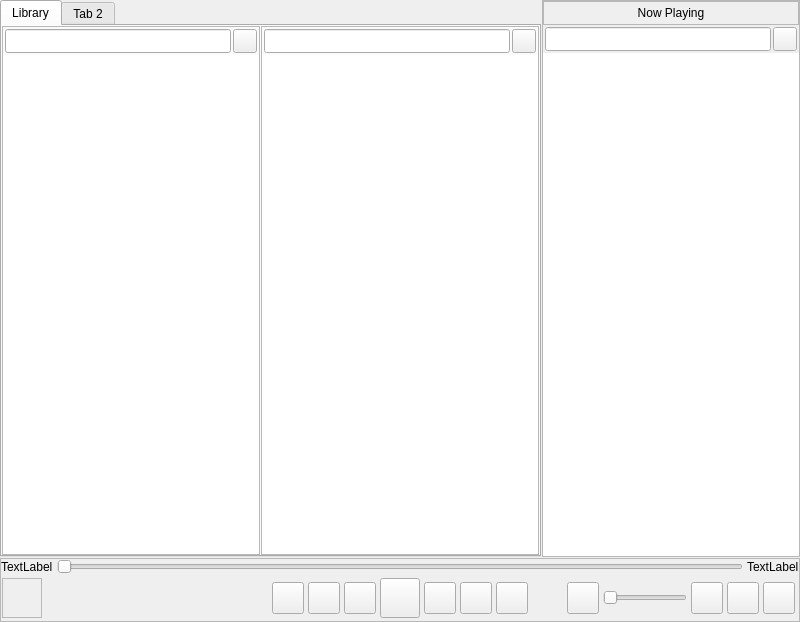
First picture: the form in apollo/gui/mainwindow_apollo.ui, repository OmmarShaikh01/Apollo, before the edit.
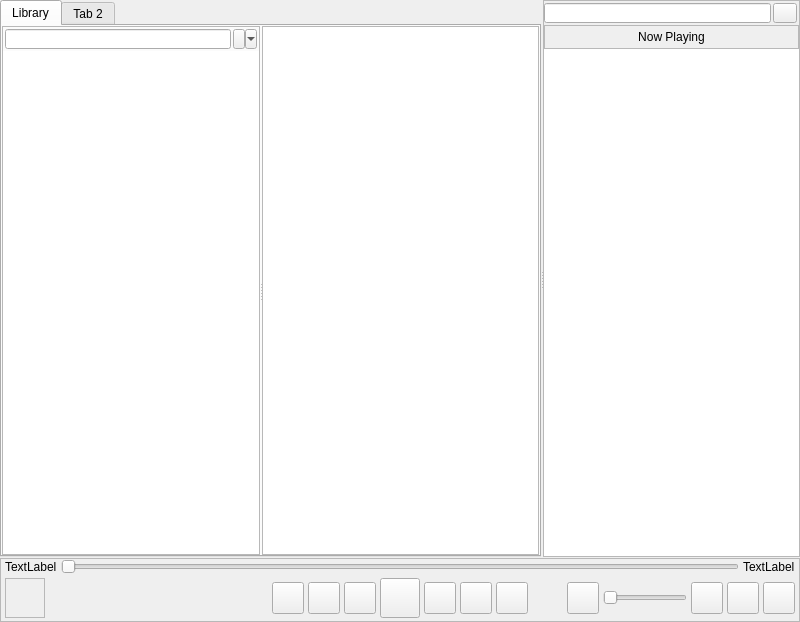
Second picture: the form after the edit.

```diff
--- a/apollo/gui/mainwindow_apollo.ui
+++ b/apollo/gui/mainwindow_apollo.ui
@@ -49,7 +49,7 @@
         <enum>Qt::Horizontal</enum>
        </property>
        <property name="handleWidth">
-        <number>1</number>
+        <number>2</number>
        </property>
        <widget class="QTabWidget" name="SubW_TABWG_MainTab">
         <property name="sizePolicy">
@@ -93,7 +93,7 @@
              <enum>Qt::Horizontal</enum>
             </property>
             <property name="handleWidth">
-             <number>1</number>
+             <number>2</number>
             </property>
             <widget class="QFrame" name="LBT_FR_grouping">
              <property name="frameShape">
@@ -122,86 +122,6 @@
                <number>0</number>
               </property>
               <item row="1" column="0">
-               <widget class="QFrame" name="LBT_FR_groupsearch">
-                <property name="minimumSize">
-                 <size>
-                  <width>0</width>
-                  <height>24</height>
-                 </size>
-                </property>
-                <property name="maximumSize">
-                 <size>
-                  <width>16777215</width>
-                  <height>16777215</height>
-                 </size>
-                </property>
-                <layout class="QHBoxLayout" name="horizontalLayout_3">
-                 <property name="spacing">
-                  <number>2</number>
-                 </property>
-                 <property name="leftMargin">
-                  <number>2</number>
-                 </property>
-                 <property name="topMargin">
-                  <number>2</number>
-                 </property>
-                 <property name="rightMargin">
-                  <number>2</number>
-                 </property>
-                 <property name="bottomMargin">
-                  <number>2</number>
-                 </property>
-                 <item>
-                  <widget class="QLineEdit" name="LBT_LEDT_groupsearch">
-                   <property name="sizePolicy">
-                    <sizepolicy hsizetype="Expanding" vsizetype="Preferred">
-                     <horstretch>0</horstretch>
-                     <verstretch>0</verstretch>
-                    </sizepolicy>
-                   </property>
-                   <property name="minimumSize">
-                    <size>
-                     <width>0</width>
-                     <height>24</height>
-                    </size>
-                   </property>
-                   <property name="maximumSize">
-                    <size>
-                     <width>16777215</width>
-                     <height>24</height>
-                    </size>
-                   </property>
-                  </widget>
-                 </item>
-                 <item>
-                  <widget class="QPushButton" name="LBT_PSB_groupsearch">
-                   <property name="sizePolicy">
-                    <sizepolicy hsizetype="Fixed" vsizetype="Preferred">
-                     <horstretch>0</horstretch>
-                     <verstretch>0</verstretch>
-                    </sizepolicy>
-                   </property>
-                   <property name="minimumSize">
-                    <size>
-                     <width>24</width>
-                     <height>24</height>
-                    </size>
-                   </property>
-                   <property name="maximumSize">
-                    <size>
-                     <width>24</width>
-                     <height>24</height>
-                    </size>
-                   </property>
-                   <property name="text">
-                    <string/>
-                   </property>
-                  </widget>
-                 </item>
-                </layout>
-               </widget>
-              </item>
-              <item row="2" column="0">
                <widget class="QListView" name="LBT_LSV_grouping">
                 <property name="sizePolicy">
                  <sizepolicy hsizetype="Expanding" vsizetype="Expanding">
@@ -214,6 +134,92 @@
                 </property>
                </widget>
               </item>
+              <item row="0" column="0">
+               <widget class="QFrame" name="LBT_FR_search_group">
+                <property name="minimumSize">
+                 <size>
+                  <width>0</width>
+                  <height>24</height>
+                 </size>
+                </property>
+                <property name="maximumSize">
+                 <size>
+                  <width>16777215</width>
+                  <height>24</height>
+                 </size>
+                </property>
+                <layout class="QHBoxLayout" name="horizontalLayout_3">
+                 <property name="spacing">
+                  <number>2</number>
+                 </property>
+                 <property name="leftMargin">
+                  <number>2</number>
+                 </property>
+                 <property name="topMargin">
+                  <number>2</number>
+                 </property>
+                 <property name="rightMargin">
+                  <number>2</number>
+                 </property>
+                 <property name="bottomMargin">
+                  <number>2</number>
+                 </property>
+                 <item>
+                  <widget class="QLineEdit" name="LBT_LEDT_search_group">
+                   <property name="sizePolicy">
+                    <sizepolicy hsizetype="Expanding" vsizetype="Preferred">
+                     <horstretch>0</horstretch>
+                     <verstretch>0</verstretch>
+                    </sizepolicy>
+                   </property>
+                   <property name="minimumSize">
+                    <size>
+                     <width>0</width>
+                     <height>0</height>
+                    </size>
+                   </property>
+                   <property name="maximumSize">
+                    <size>
+                     <width>16777215</width>
+                     <height>24</height>
+                    </size>
+                   </property>
+                  </widget>
+                 </item>
+                 <item>
+                  <widget class="QToolButton" name="LBT_TLB_search_group">
+                   <property name="sizePolicy">
+                    <sizepolicy hsizetype="Fixed" vsizetype="Preferred">
+                     <horstretch>0</horstretch>
+                     <verstretch>0</verstretch>
+                    </sizepolicy>
+                   </property>
+                   <property name="minimumSize">
+                    <size>
+                     <width>0</width>
+                     <height>0</height>
+                    </size>
+                   </property>
+                   <property name="maximumSize">
+                    <size>
+                     <width>24</width>
+                     <height>24</height>
+                    </size>
+                   </property>
+                   <property name="text">
+                    <string/>
+                   </property>
+                   <property name="popupMode">
+                    <enum>QToolButton::MenuButtonPopup</enum>
+                   </property>
+                   <property name="toolButtonStyle">
+                    <enum>Qt::ToolButtonTextUnderIcon</enum>
+                   </property>
+                  </widget>
+                 </item>
+                </layout>
+               </widget>
+              </item>
              </layout>
             </widget>
             <widget class="QFrame" name="LBT_FR_maintable">
@@ -249,86 +255,6 @@
                <number>0</number>
               </property>
               <item row="1" column="0">
-               <widget class="QFrame" name="LBT_FR_mainsearch">
-                <property name="minimumSize">
-                 <size>
-                  <width>0</width>
-                  <height>24</height>
-                 </size>
-                </property>
-                <property name="maximumSize">
-                 <size>
-                  <width>16777215</width>
-                  <height>16777215</height>
-                 </size>
-                </property>
-                <layout class="QHBoxLayout" name="horizontalLayout_4">
-                 <property name="spacing">
-                  <number>2</number>
-                 </property>
-                 <property name="leftMargin">
-                  <number>2</number>
-                 </property>
-                 <property name="topMargin">
-                  <number>2</number>
-                 </property>
-                 <property name="rightMargin">
-                  <number>2</number>
-                 </property>
-                 <property name="bottomMargin">
-                  <number>2</number>
-                 </property>
-                 <item>
-                  <widget class="QLineEdit" name="LBT_LEDT_mainsearch">
-                   <property name="sizePolicy">
-                    <sizepolicy hsizetype="Expanding" vsizetype="Preferred">
-                     <horstretch>0</horstretch>
-                     <verstretch>0</verstretch>
-                    </sizepolicy>
-                   </property>
-                   <property name="minimumSize">
-                    <size>
-                     <width>0</width>
-                     <height>24</height>
-                    </size>
-                   </property>
-                   <property name="maximumSize">
-                    <size>
-                     <width>16777215</width>
-                     <height>24</height>
-                    </size>
-                   </property>
-                  </widget>
-                 </item>
-                 <item>
-                  <widget class="QPushButton" name="LBT_PSB_mainsearch">
-                   <property name="sizePolicy">
-                    <sizepolicy hsizetype="Fixed" vsizetype="Preferred">
-                     <horstretch>0</horstretch>
-                     <verstretch>0</verstretch>
-                    </sizepolicy>
-                   </property>
-                   <property name="minimumSize">
-                    <size>
-                     <width>24</width>
-                     <height>24</height>
-                    </size>
-                   </property>
-                   <property name="maximumSize">
-                    <size>
-                     <width>24</width>
-                     <height>24</height>
-                    </size>
-                   </property>
-                   <property name="text">
-                    <string/>
-                   </property>
-                  </widget>
-                 </item>
-                </layout>
-               </widget>
-              </item>
-              <item row="2" column="0">
                <widget class="QTableView" name="LDT_TBV_maintable">
                 <property name="frameShape">
                  <enum>QFrame::NoFrame</enum>
@@ -409,32 +335,20 @@
          <property name="verticalSpacing">
           <number>0</number>
          </property>
+         <item row="5" column="0">
+          <widget class="QListView" name="NPQ_LSV_mainqueue">
+           <property name="sizePolicy">
+            <sizepolicy hsizetype="Expanding" vsizetype="Expanding">
+             <horstretch>0</horstretch>
+             <verstretch>1</verstretch>
+            </sizepolicy>
+           </property>
+           <property name="frameShape">
+            <enum>QFrame::NoFrame</enum>
+           </property>
+          </widget>
+         </item>
          <item row="0" column="0">
-          <widget class="QLabel" name="NPQ_HDLB_queue">
-           <property name="minimumSize">
-            <size>
-             <width>0</width>
-             <height>24</height>
-            </size>
-           </property>
-           <property name="maximumSize">
-            <size>
-             <width>16777215</width>
-             <height>24</height>
-            </size>
-           </property>
-           <property name="frameShape">
-            <enum>QFrame::StyledPanel</enum>
-           </property>
-           <property name="text">
-            <string>Now Playing</string>
-           </property>
-           <property name="alignment">
-            <set>Qt::AlignCenter</set>
-           </property>
-          </widget>
-         </item>
-         <item row="3" column="0">
           <widget class="QFrame" name="NPQ_FR_search">
            <property name="minimumSize">
             <size>
@@ -445,7 +359,7 @@
            <property name="maximumSize">
             <size>
              <width>16777215</width>
-             <height>16777215</height>
+             <height>24</height>
             </size>
            </property>
            <layout class="QHBoxLayout" name="horizontalLayout">
@@ -453,7 +367,7 @@
              <number>2</number>
             </property>
             <property name="leftMargin">
-             <number>2</number>
+             <number>0</number>
             </property>
             <property name="topMargin">
              <number>2</number>
@@ -475,7 +389,7 @@
               <property name="minimumSize">
                <size>
                 <width>0</width>
-                <height>24</height>
+                <height>0</height>
                </size>
               </property>
               <property name="maximumSize">
@@ -496,8 +410,8 @@
               </property>
               <property name="minimumSize">
                <size>
-                <width>24</width>
-                <height>24</height>
+                <width>0</width>
+                <height>0</height>
                </size>
               </property>
               <property name="maximumSize">
@@ -514,16 +428,28 @@
            </layout>
           </widget>
          </item>
-         <item row="4" column="0">
-          <widget class="QListView" name="NPQ_LSV_mainqueue">
-           <property name="sizePolicy">
-            <sizepolicy hsizetype="Expanding" vsizetype="Expanding">
-             <horstretch>0</horstretch>
-             <verstretch>1</verstretch>
-            </sizepolicy>
+         <item row="2" column="0">
+          <widget class="QLabel" name="NPQ_HDLB_queue">
+           <property name="minimumSize">
+            <size>
+             <width>0</width>
+             <height>24</height>
+            </size>
+           </property>
+           <property name="maximumSize">
+            <size>
+             <width>16777215</width>
+             <height>24</height>
+            </size>
            </property>
            <property name="frameShape">
-            <enum>QFrame::NoFrame</enum>
+            <enum>QFrame::StyledPanel</enum>
+           </property>
+           <property name="text">
+            <string>Now Playing</string>
+           </property>
+           <property name="alignment">
+            <set>Qt::AlignCenter</set>
            </property>
           </widget>
          </item>
@@ -581,13 +507,13 @@
           </property>
           <layout class="QGridLayout" name="gridLayout_7">
            <property name="leftMargin">
-            <number>0</number>
+            <number>4</number>
            </property>
            <property name="topMargin">
             <number>0</number>
            </property>
            <property name="rightMargin">
-            <number>0</number>
+            <number>4</number>
            </property>
            <property name="bottomMargin">
             <number>0</number>
@@ -671,7 +597,7 @@
              </property>
              <layout class="QGridLayout" name="gridLayout_11">
               <property name="leftMargin">
-               <number>1</number>
+               <number>4</number>
               </property>
               <property name="topMargin">
                <number>0</number>
```
